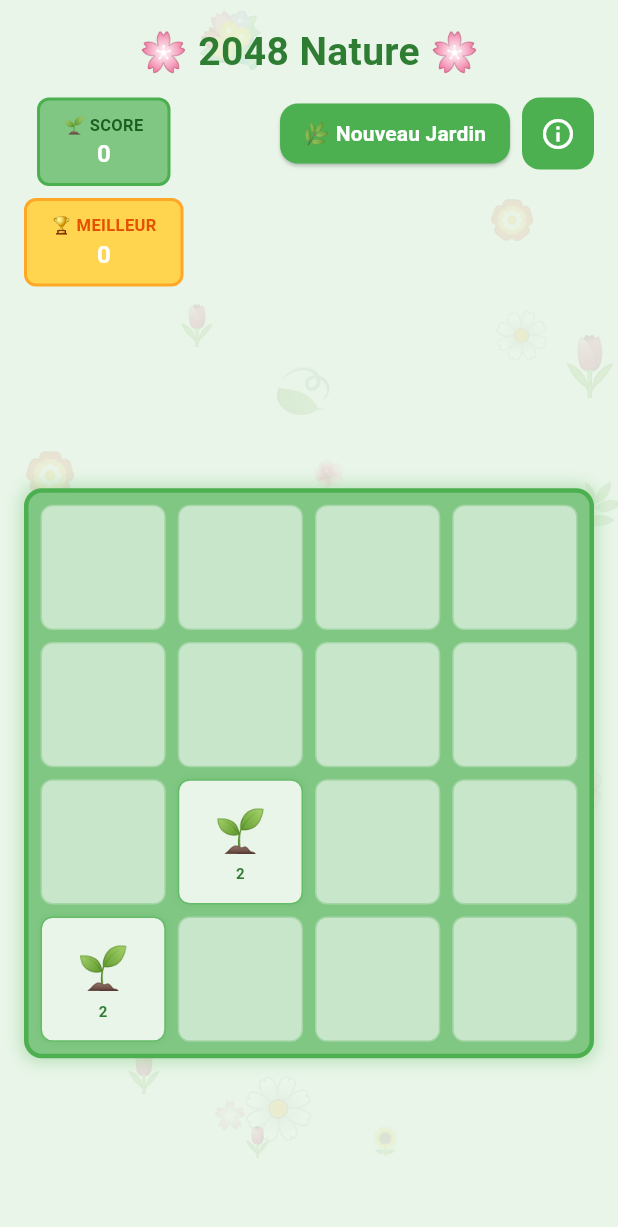
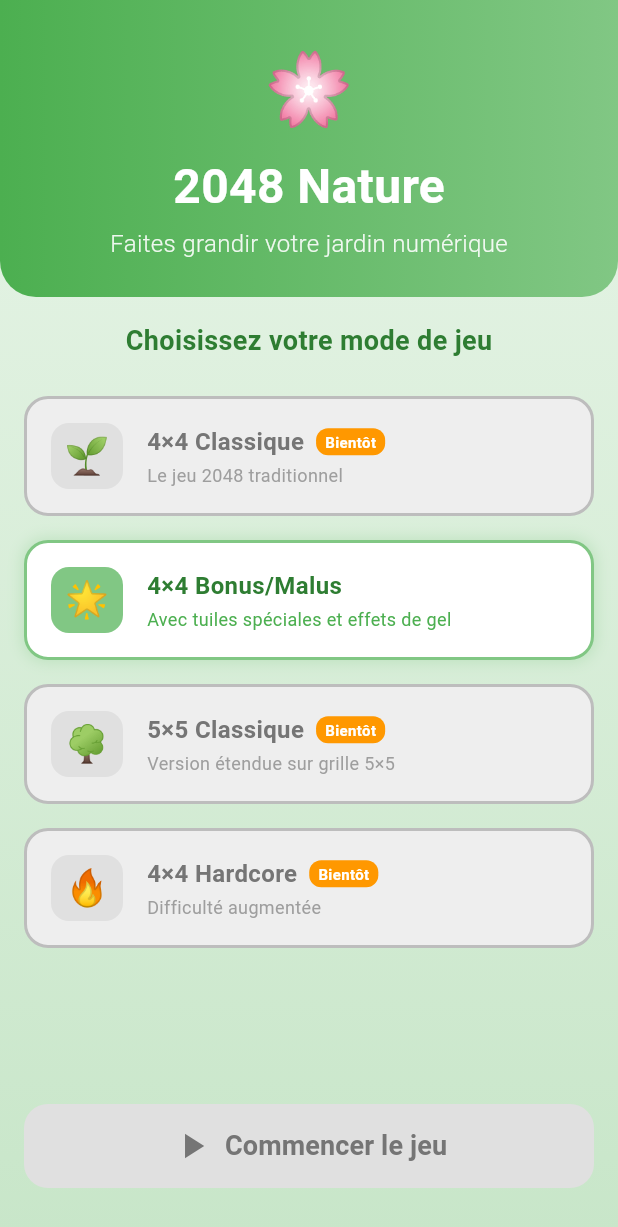
Before and after one commit to AlexisBCD/deux_mille_quarante_huit, a Flutter app: the screen it shows after launch, on a phone screen of 412 x 824 dp. Shown: the top 1227 px of the screen. Run offline on Flutter 3.47's test engine with Material 3 defaults, Android fonts, the light colour scheme and no system bars; our stand-ins replace flutter_bloc, shared_preferences.

Commit message:
Ajout d'un menu Home

```diff
--- a/lib/features/game/presentation/game_board/game_board_view.dart
+++ b/lib/features/game/presentation/game_board/game_board_view.dart
@@ -11,7 +11,46 @@ class GameBoardView extends StatelessWidget {
 
   @override
   Widget build(BuildContext context) {
-    return Scaffold(
+    return WillPopScope(
+      onWillPop: () async {
+        // Confirme si l'utilisateur veut vraiment quitter
+        final shouldPop = await showDialog<bool>(
+          context: context,
+          builder: (context) => AlertDialog(
+            title: const Text(
+              '🌿 Quitter le jardin ?',
+              style: TextStyle(color: Color(0xFF2E7D32)),
+            ),
+            content: const Text(
+              'Votre progression sera sauvegardée.',
+              style: TextStyle(color: Color(0xFF2E7D32)),
+            ),
+            backgroundColor: const Color(0xFFE8F5E8),
+            shape: RoundedRectangleBorder(
+              borderRadius: BorderRadius.circular(12),
+              side: const BorderSide(color: Color(0xFF4CAF50), width: 2),
+            ),
+            actions: [
+              TextButton(
+                onPressed: () => Navigator.of(context).pop(false),
+                child: const Text(
+                  'Continuer',
+                  style: TextStyle(color: Color(0xFF4CAF50)),
+                ),
+              ),
+              TextButton(
+                onPressed: () => Navigator.of(context).pop(true),
+                child: const Text(
+                  'Quitter',
+                  style: TextStyle(color: Color(0xFFFF7043)),
+                ),
+              ),
+            ],
+          ),
+        );
+        return shouldPop ?? false;
+      },
+      child: Scaffold(
         backgroundColor: const Color(0xFFE8F5E8),
         body: Stack(
           children: [
@@ -40,6 +79,7 @@ class GameBoardView extends StatelessWidget {
             ),
           ],
         ),
+      ),
     );
   }
 }
--- a/lib/features/game/presentation/widgets/action_buttons_widget.dart
+++ b/lib/features/game/presentation/widgets/action_buttons_widget.dart
@@ -8,32 +8,34 @@ class ActionButtonsWidget extends StatelessWidget {
 
   @override
   Widget build(BuildContext context) {
-    return Row(
+    return Column(
       children: [
-        ElevatedButton(
-          onPressed: () => context.read<GameBoardCubit>().resetGame(),
-          style: ElevatedButton.styleFrom(
-            backgroundColor: const Color(0xFF4CAF50),
-            foregroundColor: Colors.white,
-            padding: const EdgeInsets.symmetric(horizontal: 16, vertical: 10),
-            shape: RoundedRectangleBorder(borderRadius: BorderRadius.circular(12)),
-          ),
-          child: const Text(
-            '🌿 Nouveau Jardin',
-            style: TextStyle(fontWeight: FontWeight.bold, fontSize: 14),
-          ),
-        ),
-        const SizedBox(width: 8),
+        // Bouton info
         IconButton(
           onPressed: () => showHowToPlayDialog(context),
           icon: const Icon(Icons.info_outline),
           style: IconButton.styleFrom(
             backgroundColor: const Color(0xFF4CAF50),
             foregroundColor: Colors.white,
-            padding: const EdgeInsets.all(12),
+            padding: const EdgeInsets.all(8),
             shape: RoundedRectangleBorder(
-              borderRadius: BorderRadius.circular(12),
+              borderRadius: BorderRadius.circular(8),
             ),
+          ),
+        ),
+        const SizedBox(height: 8),
+        // Bouton nouveau jardin
+        ElevatedButton(
+          onPressed: () => context.read<GameBoardCubit>().resetGame(),
+          style: ElevatedButton.styleFrom(
+            backgroundColor: const Color(0xFF4CAF50),
+            foregroundColor: Colors.white,
+            padding: const EdgeInsets.symmetric(horizontal: 12, vertical: 8),
+            shape: RoundedRectangleBorder(borderRadius: BorderRadius.circular(8)),
+          ),
+          child: const Text(
+            '🌿 Nouveau',
+            style: TextStyle(fontWeight: FontWeight.bold, fontSize: 12),
           ),
         ),
       ],
--- a/lib/features/game/presentation/widgets/game_header_widget.dart
+++ b/lib/features/game/presentation/widgets/game_header_widget.dart
@@ -13,20 +13,43 @@ class GameHeaderWidget extends StatelessWidget {
       padding: const EdgeInsets.all(16.0),
       child: Column(
         children: [
-          const Text(
-            '🌸 2048 Nature 🌸',
-            style: TextStyle(
-              fontSize: 26, // Légèrement réduit
-              fontWeight: FontWeight.bold,
-              color: Color(0xFF2E7D32),
-            ),
+          Row(
+            children: [
+              // Bouton retour
+              IconButton(
+                onPressed: () => Navigator.of(context).pop(),
+                icon: const Icon(Icons.arrow_back),
+                style: IconButton.styleFrom(
+                  backgroundColor: const Color(0xFF4CAF50),
+                  foregroundColor: Colors.white,
+                  padding: const EdgeInsets.all(8),
+                  shape: RoundedRectangleBorder(
+                    borderRadius: BorderRadius.circular(8),
+                  ),
+                ),
+              ),
+              // Titre centré
+              Expanded(
+                child: Text(
+                  '🌸 2048 Nature 🌸',
+                  textAlign: TextAlign.center,
+                  style: TextStyle(
+                    fontSize: 24, // Réduit pour faire de la place
+                    fontWeight: FontWeight.bold,
+                    color: Color(0xFF2E7D32),
+                  ),
+                ),
+              ),
+              // Espace pour équilibrer (même taille que le bouton)
+              SizedBox(width: 48),
+            ],
           ),
-          const SizedBox(height: 12), // Réduit de 16 à 12
+          const SizedBox(height: 12),
           BlocBuilder<GameBoardCubit, GameBoardState>(
             builder: (context, state) {
               return Row(
                 mainAxisAlignment: MainAxisAlignment.spaceBetween,
-                crossAxisAlignment: CrossAxisAlignment.start, // Alignement en haut
+                crossAxisAlignment: CrossAxisAlignment.start,
                 children: [
                   ScoresWidget(
                     currentScore: state.score,
--- a/lib/features/game/presentation/widgets/game_over_widget.dart
+++ b/lib/features/game/presentation/widgets/game_over_widget.dart
@@ -49,6 +49,7 @@ class GameOverWidget extends StatelessWidget {
           Row(
             mainAxisAlignment: MainAxisAlignment.spaceEvenly,
             children: [
+              // Bouton pour nouvelle partie
               ElevatedButton.icon(
                 onPressed: () => context.read<GameBoardCubit>().resetGame(),
                 icon: const Icon(Icons.refresh, size: 18),
@@ -57,8 +58,25 @@ class GameOverWidget extends StatelessWidget {
                   backgroundColor: const Color(0xFF4CAF50),
                   foregroundColor: Colors.white,
                   padding: const EdgeInsets.symmetric(
-                    horizontal: 16,
-                    vertical: 10,
+                    horizontal: 12,
+                    vertical: 8,
+                  ),
+                  shape: RoundedRectangleBorder(
+                    borderRadius: BorderRadius.circular(8),
+                  ),
+                ),
+              ),
+              // Bouton pour retourner au menu
+              ElevatedButton.icon(
+                onPressed: () => Navigator.of(context).pop(),
+                icon: const Icon(Icons.home, size: 18),
+                label: const Text('Menu'),
+                style: ElevatedButton.styleFrom(
+                  backgroundColor: const Color(0xFF81C784),
+                  foregroundColor: Colors.white,
+                  padding: const EdgeInsets.symmetric(
+                    horizontal: 12,
+                    vertical: 8,
                   ),
                   shape: RoundedRectangleBorder(
                     borderRadius: BorderRadius.circular(8),
--- /dev/null
+++ b/lib/features/home/application/home_cubit.dart
@@ -0,0 +1,33 @@
+import 'package:flutter_bloc/flutter_bloc.dart';
+import '../domain/entities/game_mode.dart';
+import 'home_state.dart';
+
+class HomeCubit extends Cubit<HomeState> {
+  HomeCubit() : super(const HomeState());
+
+  void selectGameMode(GameMode mode) {
+    if (!mode.isAvailable) return;
+
+    emit(state.copyWith(selectedMode: mode));
+  }
+
+  void startGame() {
+    if (state.selectedMode == null) return;
+
+    emit(state.copyWith(isLoading: true));
+    // La navigation sera gérée dans la vue
+  }
+
+  void clearSelection() {
+    emit(state.copyWith(
+      selectedMode: null,
+      isLoading: false,
+      errorMessage: null,
+    ));
+  }
+
+  // Méthode pour reset complètement l'état
+  void resetToInitial() {
+    emit(const HomeState());
+  }
+}
--- /dev/null
+++ b/lib/features/home/application/home_state.dart
@@ -0,0 +1,25 @@
+import '../domain/entities/game_mode.dart';
+
+class HomeState {
+  final GameMode? selectedMode;
+  final bool isLoading;
+  final String? errorMessage;
+
+  const HomeState({
+    this.selectedMode,
+    this.isLoading = false,
+    this.errorMessage,
+  });
+
+  HomeState copyWith({
+    GameMode? selectedMode,
+    bool? isLoading,
+    String? errorMessage,
+  }) {
+    return HomeState(
+      selectedMode: selectedMode ?? this.selectedMode,
+      isLoading: isLoading ?? this.isLoading,
+      errorMessage: errorMessage,
+    );
+  }
+}
--- /dev/null
+++ b/lib/features/home/domain/entities/game_mode.dart
@@ -0,0 +1,23 @@
+enum GameMode {
+  classic4x4('4×4 Classique', '🌱', 'Le jeu 2048 traditionnel'),
+  bonusMalus4x4('4×4 Bonus/Malus', '🌟', 'Avec tuiles spéciales et effets de gel'),
+  classic5x5('5×5 Classique', '🌳', 'Version étendue sur grille 5×5'),
+  hardcore4x4('4×4 Hardcore', '🔥', 'Difficulté augmentée');
+
+  const GameMode(this.displayName, this.emoji, this.description);
+
+  final String displayName;
+  final String emoji;
+  final String description;
+
+  bool get isAvailable {
+    switch (this) {
+      case GameMode.bonusMalus4x4:
+        return true; // Mode actuel
+      case GameMode.classic4x4:
+      case GameMode.classic5x5:
+      case GameMode.hardcore4x4:
+        return false; // Bientôt disponibles
+    }
+  }
+}
--- /dev/null
+++ b/lib/features/home/presentation/pages/home_page.dart
@@ -0,0 +1,16 @@
+import 'package:flutter/material.dart';
+import 'package:flutter_bloc/flutter_bloc.dart';
+import '../../application/home_cubit.dart';
+import '../views/home_view.dart';
+
+class HomePage extends StatelessWidget {
+  const HomePage({super.key});
+
+  @override
+  Widget build(BuildContext context) {
+    return BlocProvider(
+      create: (context) => HomeCubit(),
+      child: const HomeView(),
+    );
+  }
+}
--- /dev/null
+++ b/lib/features/home/presentation/views/home_view.dart
@@ -0,0 +1,100 @@
+import 'package:flutter/material.dart';
+import 'package:flutter_bloc/flutter_bloc.dart';
+import '../../application/home_cubit.dart';
+import '../../application/home_state.dart';
+import '../../domain/entities/game_mode.dart';
+import '../widgets/game_mode_card.dart';
+import '../widgets/start_game_button.dart';
+import '../widgets/home_header.dart';
+import '../../../game/presentation/game_board/game_board_page.dart';
+
+class HomeView extends StatelessWidget {
+  const HomeView({super.key});
+
+  @override
+  Widget build(BuildContext context) {
+    return Scaffold(
+      body: Container(
+        decoration: const BoxDecoration(
+          gradient: LinearGradient(
+            begin: Alignment.topCenter,
+            end: Alignment.bottomCenter,
+            colors: [
+              Color(0xFFE8F5E8), // Vert très clair
+              Color(0xFFC8E6C9), // Vert clair
+            ],
+          ),
+        ),
+        child: SafeArea(
+          child: BlocListener<HomeCubit, HomeState>(
+            listener: (context, state) {
+              if (state.isLoading && state.selectedMode != null) {
+                // Navigation vers le jeu
+                Navigator.of(context).push(
+                  MaterialPageRoute(
+                    builder: (context) => const GameBoardPage(),
+                  ),
+                ).then((_) {
+                  // Reset l'état quand on revient - plus complet
+                  context.read<HomeCubit>().resetToInitial();
+                });
+              }
+            },
+            child: Column(
+              children: [
+                const HomeHeader(),
+                Expanded(
+                  child: Padding(
+                    padding: const EdgeInsets.all(16.0),
+                    child: Column(
+                      children: [
+                        const Text(
+                          'Choisissez votre mode de jeu',
+                          style: TextStyle(
+                            fontSize: 18,
+                            fontWeight: FontWeight.w600,
+                            color: Color(0xFF2E7D32),
+                          ),
+                        ),
+                        const SizedBox(height: 24),
+                        Expanded(
+                          child: BlocBuilder<HomeCubit, HomeState>(
+                            builder: (context, state) {
+                              return ListView.separated(
+                                itemCount: GameMode.values.length,
+                                separatorBuilder: (context, index) => const SizedBox(height: 16),
+                                itemBuilder: (context, index) {
+                                  final mode = GameMode.values[index];
+                                  return GameModeCard(
+                                    mode: mode,
+                                    isSelected: state.selectedMode == mode,
+                                    onTap: () => context.read<HomeCubit>().selectGameMode(mode),
+                                  );
+                                },
+                              );
+                            },
+                          ),
+                        ),
+                        const SizedBox(height: 24),
+                        BlocBuilder<HomeCubit, HomeState>(
+                          builder: (context, state) {
+                            return StartGameButton(
+                              isEnabled: state.selectedMode != null,
+                              isLoading: state.isLoading,
+                              onPressed: () => context.read<HomeCubit>().startGame(),
+                            );
+                          },
+                        ),
+                        const SizedBox(height: 16),
+                      ],
+                    ),
+                  ),
+                ),
+              ],
+            ),
+          ),
+        ),
+      ),
+    );
+  }
+}
--- /dev/null
+++ b/lib/features/home/presentation/widgets/game_mode_card.dart
@@ -0,0 +1,137 @@
+import 'package:flutter/material.dart';
+import '../../domain/entities/game_mode.dart';
+
+class GameModeCard extends StatelessWidget {
+  final GameMode mode;
+  final bool isSelected;
+  final VoidCallback onTap;
+
+  const GameModeCard({
+    super.key,
+    required this.mode,
+    required this.isSelected,
+    required this.onTap,
+  });
+
+  @override
+  Widget build(BuildContext context) {
+    final isAvailable = mode.isAvailable;
+
+    return GestureDetector(
+      onTap: isAvailable ? onTap : null,
+      child: AnimatedContainer(
+        duration: const Duration(milliseconds: 200),
+        height: 80,
+        padding: const EdgeInsets.all(16),
+        decoration: BoxDecoration(
+          color: isSelected
+              ? const Color(0xFF4CAF50)
+              : isAvailable
+                ? Colors.white
+                : Colors.grey.shade200,
+          borderRadius: BorderRadius.circular(16),
+          border: Border.all(
+            color: isSelected
+                ? const Color(0xFF2E7D32)
+                : isAvailable
+                  ? const Color(0xFF81C784)
+                  : Colors.grey.shade400,
+            width: isSelected ? 3 : 2,
+          ),
+          boxShadow: [
+            if (isSelected || isAvailable)
+              BoxShadow(
+                color: (isSelected ? const Color(0xFF4CAF50) : const Color(0xFF81C784))
+                    .withOpacity(0.3),
+                blurRadius: isSelected ? 12 : 8,
+                spreadRadius: isSelected ? 2 : 1,
+              ),
+          ],
+        ),
+        child: Row(
+          children: [
+            Container(
+              width: 48,
+              height: 48,
+              decoration: BoxDecoration(
+                color: isSelected
+                    ? Colors.white
+                    : isAvailable
+                      ? const Color(0xFF81C784)
+                      : Colors.grey.shade300,
+                borderRadius: BorderRadius.circular(12),
+              ),
+              child: Center(
+                child: Text(
+                  mode.emoji,
+                  style: const TextStyle(fontSize: 24),
+                ),
+              ),
+            ),
+            const SizedBox(width: 16),
+            Expanded(
+              child: Column(
+                crossAxisAlignment: CrossAxisAlignment.start,
+                mainAxisAlignment: MainAxisAlignment.center,
+                children: [
+                  Row(
+                    children: [
+                      Text(
+                        mode.displayName,
+                        style: TextStyle(
+                          fontSize: 16,
+                          fontWeight: FontWeight.bold,
+                          color: isSelected
+                              ? Colors.white
+                              : isAvailable
+                                ? const Color(0xFF2E7D32)
+                                : Colors.grey.shade600,
+                        ),
+                      ),
+                      if (!isAvailable) ...[
+                        const SizedBox(width: 8),
+                        Container(
+                          padding: const EdgeInsets.symmetric(horizontal: 6, vertical: 2),
+                          decoration: BoxDecoration(
+                            color: Colors.orange,
+                            borderRadius: BorderRadius.circular(8),
+                          ),
+                          child: const Text(
+                            'Bientôt',
+                            style: TextStyle(
+                              color: Colors.white,
+                              fontSize: 10,
+                              fontWeight: FontWeight.bold,
+                            ),
+                          ),
+                        ),
+                      ],
+                    ],
+                  ),
+                  const SizedBox(height: 2),
+                  Text(
+                    mode.description,
+                    style: TextStyle(
+                      fontSize: 12,
+                      color: isSelected
+                          ? Colors.white.withOpacity(0.9)
+                          : isAvailable
+                            ? const Color(0xFF4CAF50)
+                            : Colors.grey.shade500,
+                    ),
+                  ),
+                ],
+              ),
+            ),
+            if (isSelected)
+              const Icon(
+                Icons.check_circle,
+                color: Colors.white,
+                size: 20,
+              ),
+          ],
+        ),
+      ),
+    );
+  }
+}
--- /dev/null
+++ b/lib/features/home/presentation/widgets/home_header.dart
@@ -0,0 +1,51 @@
+import 'package:flutter/material.dart';
+
+class HomeHeader extends StatelessWidget {
+  const HomeHeader({super.key});
+
+  @override
+  Widget build(BuildContext context) {
+    return Container(
+      width: double.infinity,
+      padding: const EdgeInsets.all(24.0),
+      decoration: const BoxDecoration(
+        gradient: LinearGradient(
+          colors: [
+            Color(0xFF4CAF50),
+            Color(0xFF81C784),
+          ],
+        ),
+        borderRadius: BorderRadius.only(
+          bottomLeft: Radius.circular(24),
+          bottomRight: Radius.circular(24),
+        ),
+      ),
+      child: Column(
+        children: [
+          const Text(
+            '🌸',
+            style: TextStyle(fontSize: 48),
+          ),
+          const SizedBox(height: 8),
+          const Text(
+            '2048 Nature',
+            style: TextStyle(
+              fontSize: 32,
+              fontWeight: FontWeight.bold,
+              color: Colors.white,
+            ),
+          ),
+          const SizedBox(height: 4),
+          Text(
+            'Faites grandir votre jardin numérique',
+            style: TextStyle(
+              fontSize: 16,
+              color: Colors.white.withOpacity(0.9),
+              fontWeight: FontWeight.w300,
+            ),
+          ),
+        ],
+      ),
+    );
+  }
+}
--- /dev/null
+++ b/lib/features/home/presentation/widgets/start_game_button.dart
@@ -0,0 +1,58 @@
+import 'package:flutter/material.dart';
+
+class StartGameButton extends StatelessWidget {
+  final bool isEnabled;
+  final bool isLoading;
+  final VoidCallback onPressed;
+
+  const StartGameButton({
+    super.key,
+    required this.isEnabled,
+    required this.isLoading,
+    required this.onPressed,
+  });
+
+  @override
+  Widget build(BuildContext context) {
+    return SizedBox(
+      width: double.infinity,
+      height: 56,
+      child: ElevatedButton(
+        onPressed: isEnabled && !isLoading ? onPressed : null,
+        style: ElevatedButton.styleFrom(
+          backgroundColor: const Color(0xFF4CAF50),
+          foregroundColor: Colors.white,
+          disabledBackgroundColor: Colors.grey.shade300,
+          disabledForegroundColor: Colors.grey.shade600,
+          shape: RoundedRectangleBorder(
+            borderRadius: BorderRadius.circular(16),
+          ),
+          elevation: isEnabled ? 4 : 0,
+        ),
+        child: isLoading
+            ? const SizedBox(
+                width: 24,
+                height: 24,
+                child: CircularProgressIndicator(
+                  color: Colors.white,
+                  strokeWidth: 2,
+                ),
+              )
+            : const Row(
+                mainAxisAlignment: MainAxisAlignment.center,
+                children: [
+                  Icon(Icons.play_arrow, size: 28),
+                  SizedBox(width: 8),
+                  Text(
+                    'Commencer le jeu',
+                    style: TextStyle(
+                      fontSize: 18,
+                      fontWeight: FontWeight.bold,
+                    ),
+                  ),
+                ],
+              ),
+      ),
+    );
+  }
+}
--- a/lib/main.dart
+++ b/lib/main.dart
@@ -1,6 +1,6 @@
 import 'package:flutter/material.dart';
 import 'package:flutter/foundation.dart';
-import 'features/game/presentation/game_board/game_board_page.dart';
+import 'features/home/presentation/pages/home_page.dart';
 
 void main() {
   runApp(const MainApp());
@@ -17,7 +17,7 @@ class MainApp extends StatelessWidget {
         primarySwatch: Colors.green,
         fontFamily: 'Roboto',
       ),
-      home: kIsWeb ? const WebWrapper() : const GameBoardPage(),
+      home: kIsWeb ? const WebWrapper() : const HomePage(),
       debugShowCheckedModeBanner: false,
     );
   }
@@ -49,7 +49,7 @@ class WebWrapper extends StatelessWidget {
             ],
           ),
           clipBehavior: Clip.antiAlias,
-          child: const GameBoardPage(),
+          child: const HomePage(),
         ),
       ),
     );
```
Lines whose indentation alone changed are shown as unchanged.
